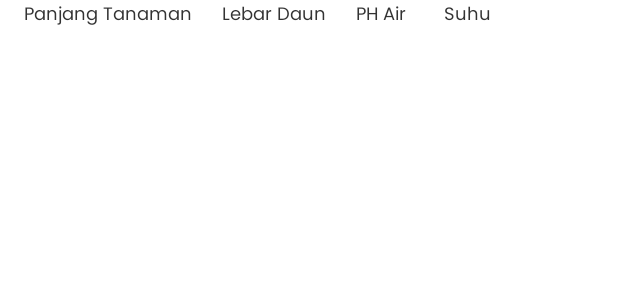
After one commit to hyponicteam/hyponic-mobile, an Android app: the layout header_table_growth.xml on its own in the app's theme, with its tools: preview values and no code run, on a phone screen of 412 x 824 dp. The commit adds this screen. Shown: the top 300 px of the screen. Run offline under Robolectric (Android 15) with nearby library versions, the phone set to English and light mode, and no system bars.

Commit message:
add header

```diff
--- a/app/src/main/java/com/penshyponic/hyponic/GrowthsPlantActivity.java
+++ b/app/src/main/java/com/penshyponic/hyponic/GrowthsPlantActivity.java
@@ -206,13 +206,13 @@ public class GrowthsPlantActivity extends AppCompatActivity {
                             }
                             Log.d("SIZEGROW: ",""+growths.size());
                             if(growths.size()==0){
-                                binding.cardNoGrowthData.setVisibility(View.VISIBLE);
+                                binding.cardNoGrowthData.getRoot().setVisibility(View.VISIBLE);
                                 binding.rvlisttabeltanaman.setVisibility(View.GONE);
                                 binding.height.setVisibility(View.GONE);
                                 binding.leafWidth.setVisibility(View.GONE);
                                 binding.temperature.setVisibility(View.GONE);
                                 binding.acidity.setVisibility(View.GONE);
-                                binding.cardNotFoundGrowth.setVisibility(View.VISIBLE);
+                                binding.cardNotFoundGrowth.getRoot().setVisibility(View.VISIBLE);
                             }else{
                                 showTabelGrowth(growths);
                                 showHeight(growths);
@@ -233,8 +233,8 @@ public class GrowthsPlantActivity extends AppCompatActivity {
                         binding.leafWidth.setVisibility(View.GONE);
                         binding.temperature.setVisibility(View.GONE);
                         binding.acidity.setVisibility(View.GONE);
-                        binding.cardNotFoundGrowth.setVisibility(View.VISIBLE);
-                        binding.cardNoGrowthData.setVisibility(View.VISIBLE);
+                        binding.cardNotFoundGrowth.getRoot().setVisibility(View.VISIBLE);
+                        binding.cardNoGrowthData.getRoot().setVisibility(View.VISIBLE);
 
                     }
                 });
@@ -287,7 +287,7 @@ public class GrowthsPlantActivity extends AppCompatActivity {
 
 
         // Pengaturan atribut bar, seperti warna dan lain-lain
-        BarDataSet dataSet1 = new BarDataSet(heightData, "Tinggi Tanaman (mm) ");
+        BarDataSet dataSet1 = new BarDataSet(heightData, "Tinggi Tanaman (cm) ");
         dataSet1.setColor(ColorTemplate.rgb("#FF38AC91"));
         dataSet1.setValueTextColor(Color.BLACK);
         dataSet1.setValueTextSize(16f);
@@ -329,7 +329,7 @@ public class GrowthsPlantActivity extends AppCompatActivity {
             heightData.add(new BarEntry(0,0f));
         }
 
-        BarDataSet dataSet1 = new BarDataSet(heightData, "Lebar Daun (mm) ");
+        BarDataSet dataSet1 = new BarDataSet(heightData, "Lebar Daun (cm) ");
         dataSet1.setColor(ColorTemplate.rgb("#FF38AC91"));
         dataSet1.setValueTextColor(Color.BLACK);
         dataSet1.setValueTextSize(16f);
--- /dev/null
+++ b/app/src/main/res/layout/header_table_growth.xml
@@ -0,0 +1,65 @@
+<?xml version="1.0" encoding="utf-8"?>
+<androidx.constraintlayout.widget.ConstraintLayout xmlns:android="http://schemas.android.com/apk/res/android"
+    xmlns:tools="http://schemas.android.com/tools"
+    android:layout_width="match_parent"
+    android:layout_height="wrap_content"
+    android:layout_marginLeft="16dp">
+    <LinearLayout
+        android:id="@+id/llList"
+        android:layout_width="0dp"
+        android:layout_height="wrap_content"
+        android:orientation="horizontal"
+        tools:ignore="MissingConstraints">
+
+        <TextView
+            android:layout_weight="1"
+            android:id="@+id/panjang"
+            android:layout_width="wrap_content"
+            android:layout_height="wrap_content"
+            android:gravity="center"
+            android:text="Panjang Tanaman"
+            android:textAlignment="center"
+            android:textSize="12sp"
+            android:fontFamily="@font/poppins_regular"
+            android:textColor="@color/black"/>
+
+        <TextView
+            android:layout_weight="1"
+            android:id="@+id/lebardaun"
+            android:layout_width="wrap_content"
+            android:layout_height="wrap_content"
+            android:layout_marginStart="20dp"
+            android:gravity="center"
+            android:text="Lebar Daun"
+            android:textSize="12sp"
+            android:fontFamily="@font/poppins_regular"
+            android:textColor="@color/black"/>
+
+        <TextView
+            android:layout_weight="1"
+            android:id="@+id/phair"
+            android:layout_width="wrap_content"
+            android:layout_height="wrap_content"
+            android:layout_marginStart="20dp"
+            android:gravity="center"
+            android:text="PH Air"
+            android:textSize="12sp"
+            android:fontFamily="@font/poppins_regular"
+            android:textColor="@color/black"/>
+
+        <TextView
+            android:layout_weight="1"
+            android:id="@+id/suhu"
+            android:layout_width="wrap_content"
+            android:layout_height="wrap_content"
+            android:layout_marginStart="25dp"
+            android:gravity="center"
+            android:text="Suhu"
+            android:textAlignment="center"
+            android:textSize="12sp"
+            android:fontFamily="@font/poppins_regular"
+            android:textColor="@color/black"/>
+
+    </LinearLayout>
+
+</androidx.constraintlayout.widget.ConstraintLayout>
--- a/app/src/main/res/values/strings.xml
+++ b/app/src/main/res/values/strings.xml
@@ -43,8 +43,8 @@
     <string name="dialog_edit_plant">Ubah Nama Tanamanmu</string>
     <string name="namePlant">Nama Tanaman</string>
     <string name="DatePantau">Tanggal Pantau</string>
-    <string name="heightPlant">Panjang Tanaman (mm)</string>
-    <string name="leafWidth">Lebar Daun (mm)</string>
+    <string name="heightPlant">Panjang Tanaman (cm)</string>
+    <string name="leafWidth">Lebar Daun (cm)</string>
     <string name="temperature">Suhu °C</string>
     <string name="Acidity">PH Air</string>
     <string name="dialog_delete_detailplant">Yakin menghapus data perkembangan tanamanmu</string>
@@ -76,7 +76,7 @@
     <string name="article_subheading">Artikel utuk membantu anda</string>
     <string name="description1">deskripsi logo</string>
     <string name="edited_by">Oleh</string>
-    <string name="grafik_pertumbuhan">Grafik Pertumbuhan Lima Hari Terakhir</string>
+    <string name="grafik_pertumbuhan">Grafik Pertumbuhan </string>
     <string name="notFound">Tidak ada data</string>
 
 </resources>
```
